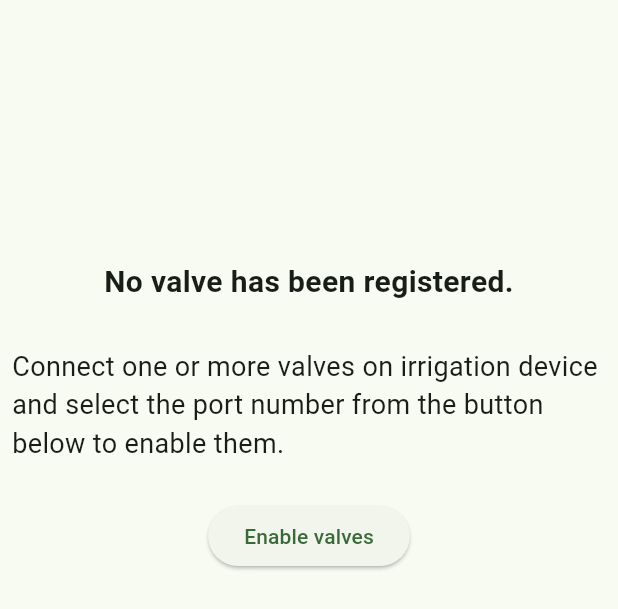
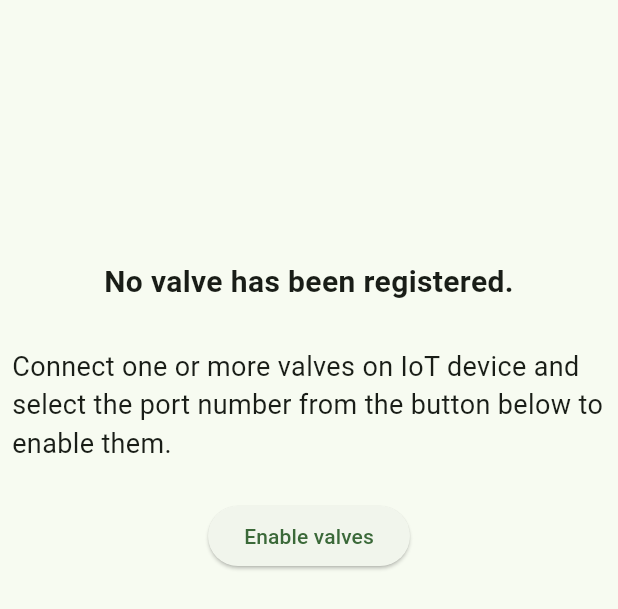
Before and after one commit to makis73/new_gardenifi, a Flutter app: the NoValvesWidget widget shown alone on an empty page, opened directly, on a phone screen of 412 x 824 dp. Shown: the top 609 px of the screen. Run offline on Flutter 3.47's test engine with Material 3 defaults, Android fonts, the phone set to English and light mode, and no system bars; our stand-ins replace flutter_blue_plus, flutter_riverpod, shared_preferences; missing offline and left inert: mqtt_client; accounts and stored records are empty; generated files the repository leaves out were written again.

```diff
--- a/lib/src/constants/text_styles.dart
+++ b/lib/src/constants/text_styles.dart
@@ -5,6 +5,11 @@ class TextStyles {
   static const TextStyle mediumBold = TextStyle(
     fontSize: 20,
     fontWeight: FontWeight.bold,
+  );
+
+  static const TextStyle mediumNormal = TextStyle(
+    fontSize: 20,
+    fontWeight: FontWeight.normal,
   );
 
   static const TextStyle bigBold = TextStyle(
--- a/lib/src/features/mqtt/presentation/widgets/no_valves_widget.dart
+++ b/lib/src/features/mqtt/presentation/widgets/no_valves_widget.dart
@@ -28,7 +28,7 @@ class NoValvesWidget extends ConsumerWidget {
                   textAlign: TextAlign.center,
                 ),
                 Text(
-                  'Connect one or more valves on irrigation device and select the port number from the button below to enable them.'
+                  'Connect one or more valves on IoT device and select the port number from the button below to enable them.'
                       .hardcoded
                       .hardcoded,
                   style: TextStyles.smallNormal,
```
Also changed, not shown: lib/src/common_widgets/alert_dialogs.dart (+7 -6 lines), lib/src/features/mqtt/presentation/widgets/valves_widget.dart (+17 -15 lines).
